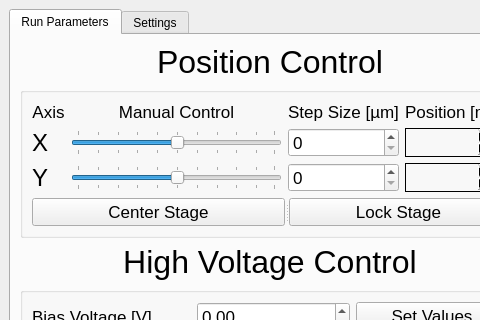
First picture: the form in gui.ui, repository ethz-aps/CCD_Setup_SW, before the edit; both pictures show x 0 to 480 and y 0 to 320 of the 1094 by 772 pixel window.
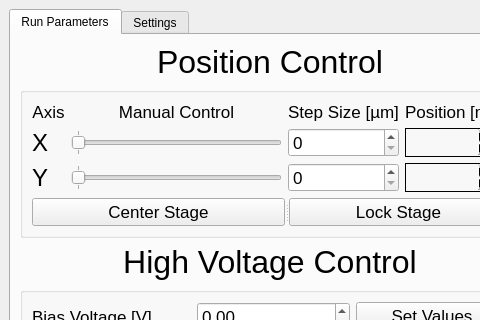
Second picture: the form after the edit. Custom widgets are drawn as their Qt base class.

```diff
--- a/gui.ui
+++ b/gui.ui
@@ -120,11 +120,17 @@
                    </item>
                    <item row="1" column="1">
                     <widget class="QSlider" name="xAxisSlider">
+                     <property name="maximum">
+                      <number>0</number>
+                     </property>
+                     <property name="singleStep">
+                      <number>0</number>
+                     </property>
                      <property name="pageStep">
-                      <number>10</number>
+                      <number>0</number>
                      </property>
                      <property name="value">
-                      <number>50</number>
+                      <number>0</number>
                      </property>
                      <property name="tracking">
                       <bool>true</bool>
@@ -199,8 +205,20 @@
                    </item>
                    <item row="2" column="1">
                     <widget class="QSlider" name="yAxisSlider">
+                     <property name="maximum">
+                      <number>0</number>
+                     </property>
+                     <property name="singleStep">
+                      <number>0</number>
+                     </property>
+                     <property name="pageStep">
+                      <number>0</number>
+                     </property>
                      <property name="sliderPosition">
-                      <number>50</number>
+                      <number>0</number>
+                     </property>
+                     <property name="tracking">
+                      <bool>false</bool>
                      </property>
                      <property name="orientation">
                       <enum>Qt::Horizontal</enum>
```
Left out of the diff: 48 changed lines with no effect on the pictures.
